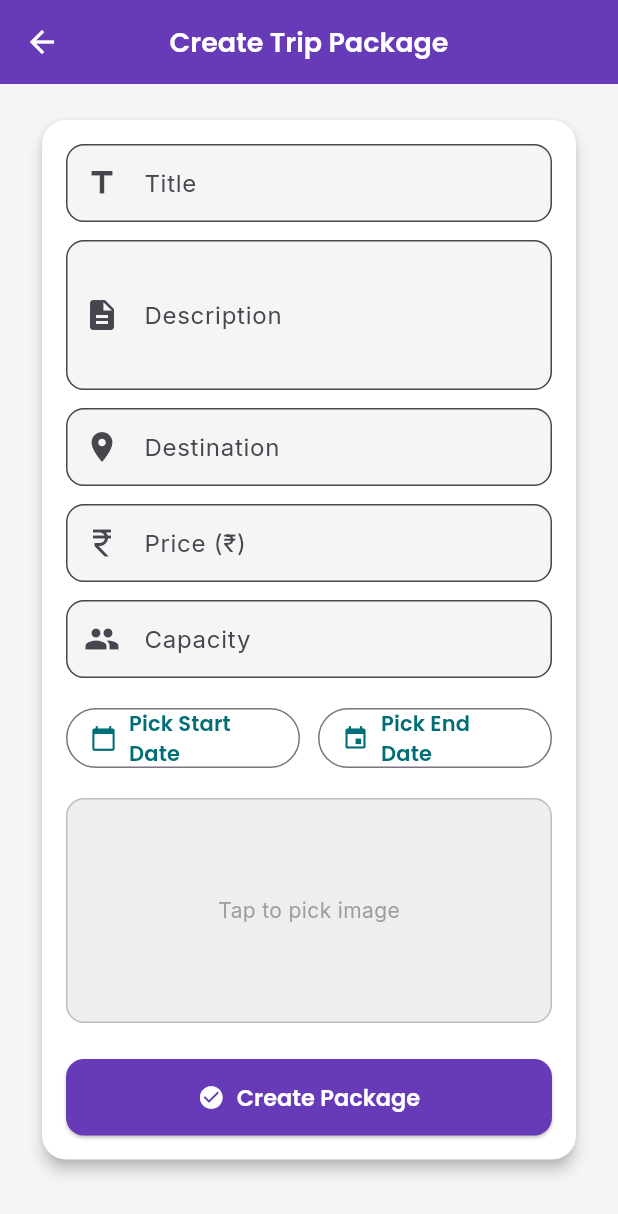
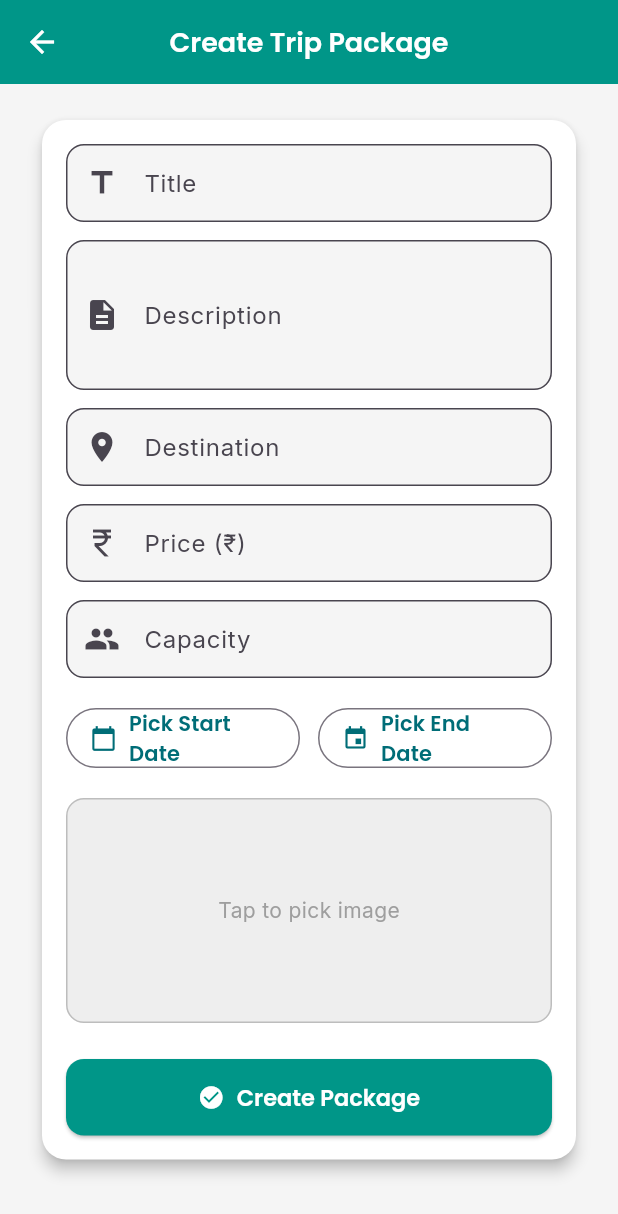
Before and after one commit to DeepPrajapati1580/tripmate, a Flutter app: the TripFormPage screen opened directly, on a phone screen of 412 x 824 dp. Shown: the top 1214 px of the screen. Run offline on Flutter 3.47's test engine with Material 3 defaults, Android fonts, the phone set to English and light mode, and no system bars; our stand-ins replace cloud_firestore, cloud_functions, firebase_auth, firebase_core, google_fonts, image_picker; missing offline and left inert: cloudinary_flutter, cloudinary_public, cloudinary_url_gen, razorpay_flutter; accounts and stored records are empty.

Commit message:
remove commentds

```diff
--- a/TRIPMATE/lib/screens/admin_home.dart
+++ b/TRIPMATE/lib/screens/admin_home.dart
@@ -117,8 +117,8 @@ class AdminHome extends StatelessWidget {
                       action: SnackBarAction(
                         label: "Review",
                         onPressed: () {
-                          // Scroll to Travel Agents section
-                          // You could also navigate to a separate "Pending Approvals" screen if needed
+
+
                         },
                       ),
                     ),
--- a/TRIPMATE/lib/screens/agent/trip_form_page.dart
+++ b/TRIPMATE/lib/screens/agent/trip_form_page.dart
@@ -119,7 +119,7 @@ class _TripFormPageState extends State<TripFormPage> {
       ),
       focusedBorder: OutlineInputBorder(
         borderRadius: BorderRadius.circular(12),
-        borderSide: const BorderSide(color: Colors.deepPurple),
+        borderSide: const BorderSide(color: Colors.teal),
       ),
     );
   }
@@ -129,7 +129,7 @@ class _TripFormPageState extends State<TripFormPage> {
     return Scaffold(
       appBar: AppBar(
         title: const Text("Create Trip Package"),
-        backgroundColor: Colors.deepPurple,
+        backgroundColor: Colors.teal,
         elevation: 0,
       ),
       body: SingleChildScrollView(
@@ -253,7 +253,7 @@ class _TripFormPageState extends State<TripFormPage> {
                           : const Icon(Icons.check_circle),
                       label: Text(_loading ? "Creating..." : "Create Package"),
                       style: ElevatedButton.styleFrom(
-                        backgroundColor: Colors.deepPurple,
+                        backgroundColor: Colors.teal,
                         padding: const EdgeInsets.symmetric(vertical: 14),
                         shape: RoundedRectangleBorder(
                           borderRadius: BorderRadius.circular(12),
--- a/TRIPMATE/lib/screens/auth/login_screen.dart
+++ b/TRIPMATE/lib/screens/auth/login_screen.dart
@@ -1,4 +1,4 @@
-// lib/screens/login_screen.dart
+
 import 'package:flutter/material.dart';
 import '../../services/auth_service.dart';
 import 'package:tripmate/models/user_model.dart';
--- a/TRIPMATE/lib/screens/role_selection_page.dart
+++ b/TRIPMATE/lib/screens/role_selection_page.dart
@@ -1,4 +1,4 @@
-// lib/screens/role_selection_page.dart
+
 import 'package:flutter/material.dart';
 import 'auth_page.dart';
 import '../theme.dart';
@@ -19,7 +19,7 @@ class RoleSelectionPage extends StatelessWidget {
           padding: const EdgeInsets.symmetric(horizontal: 20, vertical: 26),
           child: Column(
             children: [
-              // logo (PNG) — use SvgPicture if you have SVG
+
               Image.asset('assets/images/TripMate_Logo.png', height: 86),
               const SizedBox(height: 12),
               Text('TripMate', style: theme.textTheme.displayLarge),
```
Also changed, not shown: TRIPMATE/lib/main.dart (+6 -6 lines), TRIPMATE/lib/theme.dart (+6 -6 lines).
